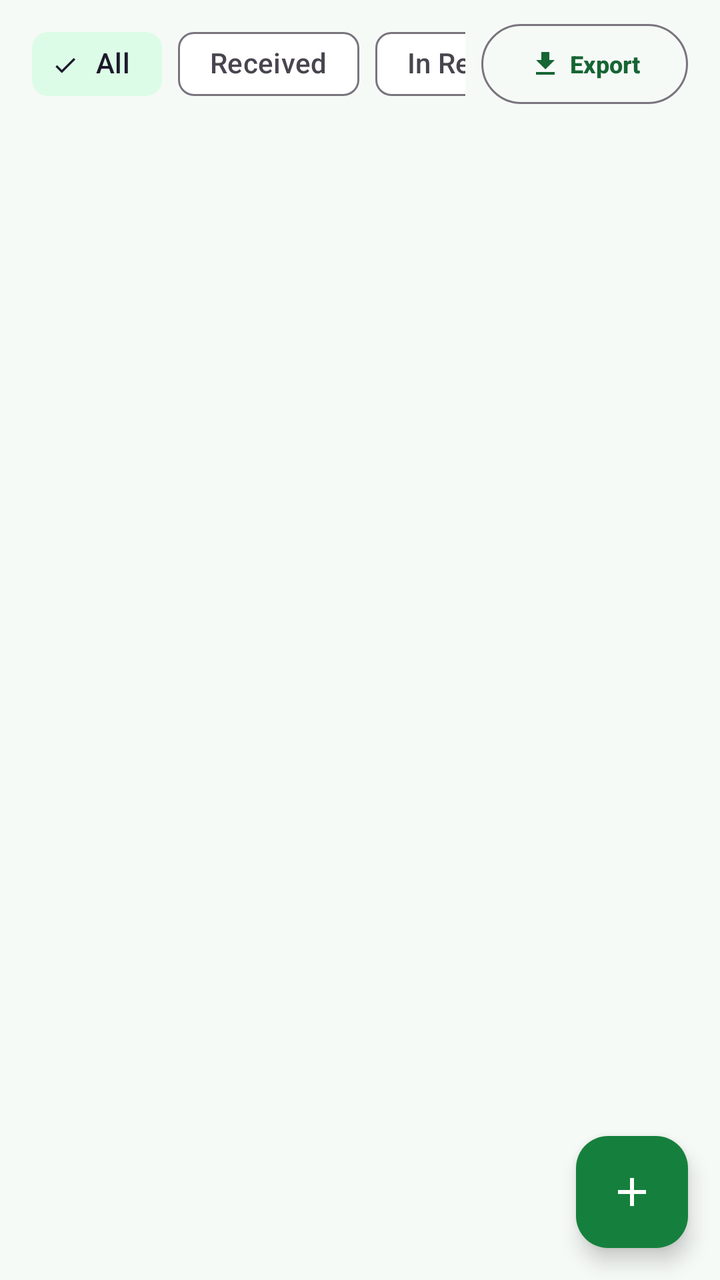
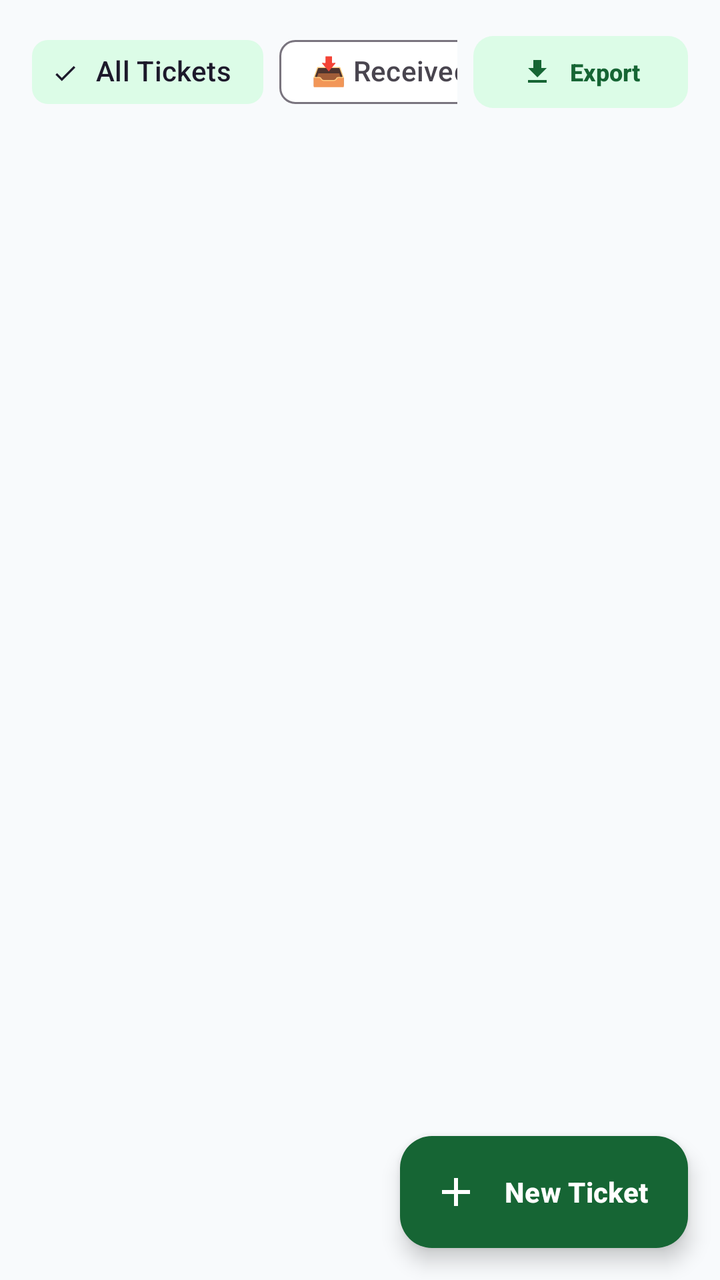

The first picture is an Android layout as it rendered before a commit; the second is the same layout after the commit. The layout source and the unified diff follow.
<!-- AndroidManifest.xml: application theme Theme.MobileShopkeeper -->
<!-- res/layout/fragment_repairs.xml -->
<?xml version="1.0" encoding="utf-8"?>
<androidx.coordinatorlayout.widget.CoordinatorLayout xmlns:android="http://schemas.android.com/apk/res/android"
    xmlns:app="http://schemas.android.com/apk/res-auto"
    android:layout_width="match_parent" android:layout_height="match_parent">
    <LinearLayout android:layout_width="match_parent" android:layout_height="match_parent"
        android:orientation="vertical">
        <LinearLayout
            android:layout_width="match_parent"
            android:layout_height="wrap_content"
            android:orientation="horizontal"
            android:gravity="center_vertical"
            android:paddingHorizontal="16dp"
            android:paddingTop="8dp">

            <HorizontalScrollView
                android:layout_width="0dp"
                android:layout_height="wrap_content"
                android:layout_weight="1"
                android:scrollbars="none">
                <com.google.android.material.chip.ChipGroup android:id="@+id/chipGroupStatus"
                    android:layout_width="wrap_content" android:layout_height="wrap_content"
                    app:singleSelection="true">
                    <com.google.android.material.chip.Chip android:id="@+id/chipAllRepairs"
                        style="@style/Widget.Material3.Chip.Filter" android:layout_width="wrap_content"
                        android:layout_height="wrap_content" android:text="All" android:checked="true"/>
                    <com.google.android.material.chip.Chip android:id="@+id/chipReceived"
                        style="@style/Widget.Material3.Chip.Filter" android:layout_width="wrap_content"
                        android:layout_height="wrap_content" android:text="Received"/>
                    <com.google.android.material.chip.Chip android:id="@+id/chipInRepair"
                        style="@style/Widget.Material3.Chip.Filter" android:layout_width="wrap_content"
                        android:layout_height="wrap_content" android:text="In Repair"/>
                    <com.google.android.material.chip.Chip android:id="@+id/chipCompleted"
                        style="@style/Widget.Material3.Chip.Filter" android:layout_width="wrap_content"
                        android:layout_height="wrap_content" android:text="Completed"/>
                    <com.google.android.material.chip.Chip android:id="@+id/chipDelivered"
                        style="@style/Widget.Material3.Chip.Filter" android:layout_width="wrap_content"
                        android:layout_height="wrap_content" android:text="Delivered"/>
                </com.google.android.material.chip.ChipGroup>
            </HorizontalScrollView>

            <com.google.android.material.button.MaterialButton
                android:id="@+id/btnExportRepairs"
                style="@style/Widget.Material3.Button.OutlinedButton"
                android:layout_width="wrap_content"
                android:layout_height="wrap_content"
                android:layout_marginStart="8dp"
                android:text="Export"
                android:textSize="12sp"
                app:icon="@drawable/ic_export"
                app:iconSize="16dp"/>
        </LinearLayout>
        <androidx.recyclerview.widget.RecyclerView android:id="@+id/rvRepairs"
            android:layout_width="match_parent" android:layout_height="0dp"
            android:layout_weight="1" android:clipToPadding="false" android:padding="16dp"/>
    </LinearLayout>
    <com.google.android.material.floatingactionbutton.FloatingActionButton
        app:backgroundTint="@color/green_700"
        android:id="@+id/fabAddRepair" android:layout_width="wrap_content"
        android:layout_height="wrap_content" android:layout_gravity="bottom|end"
        android:layout_margin="16dp" android:contentDescription="New Repair"
        app:srcCompat="@drawable/ic_add" app:tint="@color/white"/>
</androidx.coordinatorlayout.widget.CoordinatorLayout>
<!-- resources referenced by this layout -->
<resources>
  <color name="green_700">#15803D</color>
  <color name="white">#FFFFFF</color>
  <!-- drawable ic_add (drawable) -->
  <vector xmlns:android="http://schemas.android.com/apk/res/android" android:width="24dp" android:height="24dp" android:viewportWidth="24" android:viewportHeight="24"><path android:fillColor="#FFFFFF" android:pathData="M19,13h-6v6h-2v-6L5,13v-2h6L11,5h2v6h6v2z"/></vector>
  <!-- drawable ic_export (drawable) -->
  <vector xmlns:android="http://schemas.android.com/apk/res/android"
      android:width="24dp"
      android:height="24dp"
      android:viewportWidth="24"
      android:viewportHeight="24">
    <path
        android:fillColor="#FF000000"
        android:pathData="M19,9h-4V3H9v6H5l7,7 7,-7zM5,18v2h14v-2H5z"/>
  </vector>
  <color name="green_800">#166534</color>
  <color name="green_100">#DCFCE7</color>
  <color name="green_900">#14532D</color>
  <color name="green_600">#16A34A</color>
  <color name="surface">#FFFFFF</color>
  <color name="text_primary">#1A2E22</color>
  <color name="background_light">#F6FAF7</color>
  <color name="error">#DC2626</color>
  <style name="Shape.MobileShop.Medium" parent="ShapeAppearance.Material3.MediumComponent">
          <item name="cornerSize">14dp</item>
      </style>
  <style name="Widget.MobileShop.Button" parent="Widget.Material3.Button">
          <item name="cornerRadius">14dp</item>
          <item name="android:textAllCaps">false</item>
          <item name="android:paddingTop">14dp</item>
          <item name="android:paddingBottom">14dp</item>
          <item name="android:textStyle">bold</item>
      </style>
  <style name="Widget.MobileShop.TextInput" parent="Widget.Material3.TextInputLayout.OutlinedBox">
          <item name="boxCornerRadiusTopStart">14dp</item>
          <item name="boxCornerRadiusTopEnd">14dp</item>
          <item name="boxCornerRadiusBottomStart">14dp</item>
          <item name="boxCornerRadiusBottomEnd">14dp</item>
          <item name="boxStrokeColor">@color/selector_input_stroke</item>
      </style>
  <style name="WindowAnimations">
          <item name="android:activityOpenEnterAnimation">@android:anim/fade_in</item>
          <item name="android:activityOpenExitAnimation">@android:anim/fade_out</item>
          <item name="android:activityCloseEnterAnimation">@android:anim/fade_in</item>
          <item name="android:activityCloseExitAnimation">@android:anim/fade_out</item>
      </style>
  <!-- unchanged entries left out for length: 1 -->
</resources>

<!-- the commit's change to res/layout/fragment_repairs.xml (unified diff, before → after) -->
@@ -1,62 +1,157 @@
 <?xml version="1.0" encoding="utf-8"?>
-<androidx.coordinatorlayout.widget.CoordinatorLayout xmlns:android="http://schemas.android.com/apk/res/android"
+<androidx.coordinatorlayout.widget.CoordinatorLayout
+    xmlns:android="http://schemas.android.com/apk/res/android"
     xmlns:app="http://schemas.android.com/apk/res-auto"
-    android:layout_width="match_parent" android:layout_height="match_parent">
-    <LinearLayout android:layout_width="match_parent" android:layout_height="match_parent"
+    xmlns:tools="http://schemas.android.com/tools"
+    android:layout_width="match_parent"
+    android:layout_height="match_parent"
+    android:background="#F8FAFC">
+
+    <LinearLayout
+        android:layout_width="match_parent"
+        android:layout_height="match_parent"
         android:orientation="vertical">
+
+        
         <LinearLayout
             android:layout_width="match_parent"
             android:layout_height="wrap_content"
             android:orientation="horizontal"
             android:gravity="center_vertical"
             android:paddingHorizontal="16dp"
-            android:paddingTop="8dp">
+            android:paddingTop="12dp"
+            android:paddingBottom="4dp">
 
             <HorizontalScrollView
                 android:layout_width="0dp"
                 android:layout_height="wrap_content"
                 android:layout_weight="1"
                 android:scrollbars="none">
-                <com.google.android.material.chip.ChipGroup android:id="@+id/chipGroupStatus"
-                    android:layout_width="wrap_content" android:layout_height="wrap_content"
+
+                <com.google.android.material.chip.ChipGroup
+                    android:id="@+id/chipGroupStatus"
+                    android:layout_width="wrap_content"
+                    android:layout_height="wrap_content"
                     app:singleSelection="true">
-                    <com.google.android.material.chip.Chip android:id="@+id/chipAllRepairs"
-                        style="@style/Widget.Material3.Chip.Filter" android:layout_width="wrap_content"
-                        android:layout_height="wrap_content" android:text="All" android:checked="true"/>
-                    <com.google.android.material.chip.Chip android:id="@+id/chipReceived"
-                        style="@style/Widget.Material3.Chip.Filter" android:layout_width="wrap_content"
-                        android:layout_height="wrap_content" android:text="Received"/>
-                    <com.google.android.material.chip.Chip android:id="@+id/chipInRepair"
-                        style="@style/Widget.Material3.Chip.Filter" android:layout_width="wrap_content"
-                        android:layout_height="wrap_content" android:text="In Repair"/>
-                    <com.google.android.material.chip.Chip android:id="@+id/chipCompleted"
-                        style="@style/Widget.Material3.Chip.Filter" android:layout_width="wrap_content"
-                        android:layout_height="wrap_content" android:text="Completed"/>
-                    <com.google.android.material.chip.Chip android:id="@+id/chipDelivered"
-                        style="@style/Widget.Material3.Chip.Filter" android:layout_width="wrap_content"
-                        android:layout_height="wrap_content" android:text="Delivered"/>
+
+                    <com.google.android.material.chip.Chip
+                        android:id="@+id/chipAllRepairs"
+                        style="@style/Widget.Material3.Chip.Filter"
+                        android:layout_width="wrap_content"
+                        android:layout_height="wrap_content"
+                        android:text="All Tickets"
+                        android:checked="true"/>
+
+                    <com.google.android.material.chip.Chip
+                        android:id="@+id/chipReceived"
+                        style="@style/Widget.Material3.Chip.Filter"
+                        android:layout_width="wrap_content"
+                        android:layout_height="wrap_content"
+                        android:text="📥 Received"/>
+
+                    <com.google.android.material.chip.Chip
+                        android:id="@+id/chipInRepair"
+                        style="@style/Widget.Material3.Chip.Filter"
+                        android:layout_width="wrap_content"
+                        android:layout_height="wrap_content"
+                        android:text="🔧 In Repair"/>
+
+                    <com.google.android.material.chip.Chip
+                        android:id="@+id/chipCompleted"
+                        style="@style/Widget.Material3.Chip.Filter"
+                        android:layout_width="wrap_content"
+                        android:layout_height="wrap_content"
+                        android:text="✅ Ready"/>
+
+                    <com.google.android.material.chip.Chip
+                        android:id="@+id/chipDelivered"
+                        style="@style/Widget.Material3.Chip.Filter"
+                        android:layout_width="wrap_content"
+                        android:layout_height="wrap_content"
+                        android:text="📦 Delivered"/>
                 </com.google.android.material.chip.ChipGroup>
             </HorizontalScrollView>
 
             <com.google.android.material.button.MaterialButton
                 android:id="@+id/btnExportRepairs"
-                style="@style/Widget.Material3.Button.OutlinedButton"
+                style="@style/Widget.Material3.Button.TonalButton"
                 android:layout_width="wrap_content"
-                android:layout_height="wrap_content"
+                android:layout_height="44dp"
                 android:layout_marginStart="8dp"
                 android:text="Export"
                 android:textSize="12sp"
+                android:textColor="@color/green_800"
                 app:icon="@drawable/ic_export"
-                app:iconSize="16dp"/>
+                app:iconTint="@color/green_800"
+                app:iconSize="16dp"
+                app:cornerRadius="10dp"/>
         </LinearLayout>
-        <androidx.recyclerview.widget.RecyclerView android:id="@+id/rvRepairs"
-            android:layout_width="match_parent" android:layout_height="0dp"
-            android:layout_weight="1" android:clipToPadding="false" android:padding="16dp"/>
+
+        
+        <FrameLayout
+            android:layout_width="match_parent"
+            android:layout_height="0dp"
+            android:layout_weight="1">
+
+            <androidx.recyclerview.widget.RecyclerView
+                android:id="@+id/rvRepairs"
+                android:layout_width="match_parent"
+                android:layout_height="match_parent"
+                android:clipToPadding="false"
+                android:paddingHorizontal="16dp"
+                android:paddingTop="8dp"
+                android:paddingBottom="84dp"/>
+
+            <LinearLayout
+                android:id="@+id/layoutEmptyRepairs"
+                android:layout_width="wrap_content"
+                android:layout_height="wrap_content"
+                android:layout_gravity="center"
+                android:orientation="vertical"
+                android:gravity="center"
+                android:padding="24dp"
+                android:visibility="gone">
+
+                <ImageView
+                    android:layout_width="80dp"
+                    android:layout_height="80dp"
+                    android:src="@drawable/ic_repair"
+                    android:alpha="0.3"
+                    app:tint="@color/green_800"/>
+
+                <TextView
+                    android:layout_width="wrap_content"
+                    android:layout_height="wrap_content"
+                    android:text="No repair tickets found"
+                    android:textSize="17sp"
+                    android:textStyle="bold"
+                    android:textColor="#334155"
+                    android:layout_marginTop="16dp"/>
+
+                <TextView
+                    android:layout_width="wrap_content"
+                    android:layout_height="wrap_content"
+                    android:text="Tap + New Ticket to book a customer device repair."
+                    android:textSize="13sp"
+                    android:textColor="#64748B"
+                    android:layout_marginTop="4dp"/>
+            </LinearLayout>
+        </FrameLayout>
     </LinearLayout>
-    <com.google.android.material.floatingactionbutton.FloatingActionButton
-        app:backgroundTint="@color/green_700"
-        android:id="@+id/fabAddRepair" android:layout_width="wrap_content"
-        android:layout_height="wrap_content" android:layout_gravity="bottom|end"
-        android:layout_margin="16dp" android:contentDescription="New Repair"
-        app:srcCompat="@drawable/ic_add" app:tint="@color/white"/>
+
+    <com.google.android.material.floatingactionbutton.ExtendedFloatingActionButton
+        android:id="@+id/fabAddRepair"
+        android:layout_width="wrap_content"
+        android:layout_height="wrap_content"
+        android:layout_gravity="bottom|end"
+        android:layout_margin="16dp"
+        android:text="New Ticket"
+        android:textColor="@color/white"
+        android:textStyle="bold"
+        app:icon="@drawable/ic_add"
+        app:iconTint="@color/white"
+        app:backgroundTint="@color/green_800"
+        app:elevation="4dp"
+        android:contentDescription="New Repair Ticket"/>
+
 </androidx.coordinatorlayout.widget.CoordinatorLayout>
<!-- resource entries referenced after the edit -->
@@ -1,6 +1,5 @@
 <!-- resources referenced by this layout -->
 <resources>
-  <color name="green_700">#15803D</color>
   <color name="white">#FFFFFF</color>
   <!-- drawable ic_add (drawable) -->
   <vector xmlns:android="http://schemas.android.com/apk/res/android" android:width="24dp" android:height="24dp" android:viewportWidth="24" android:viewportHeight="24"><path android:fillColor="#FFFFFF" android:pathData="M19,13h-6v6h-2v-6L5,13v-2h6L11,5h2v6h6v2z"/></vector>
@@ -14,6 +13,8 @@
         android:fillColor="#FF000000"
         android:pathData="M19,9h-4V3H9v6H5l7,7 7,-7zM5,18v2h14v-2H5z"/>
   </vector>
+  <!-- drawable ic_repair (drawable) -->
+  <vector xmlns:android="http://schemas.android.com/apk/res/android" android:width="24dp" android:height="24dp" android:viewportWidth="24" android:viewportHeight="24"><path android:fillColor="#FFFFFF" android:pathData="M22.7,19l-9.1,-9.1c0.9,-2.3 0.4,-5 -1.5,-6.9 -2,-2 -5,-2.4 -7.4,-1.3L9,6 6,9 1.6,4.7C0.4,7.1 0.9,10.1 2.9,12.1c1.9,1.9 4.6,2.4 6.9,1.5l9.1,9.1c0.4,0.4 1,0.4 1.4,0l2.3,-2.3c0.5,-0.4 0.5,-1.1 0.1,-1.4z"/></vector>
   <color name="green_800">#166534</color>
   <color name="green_100">#DCFCE7</color>
   <color name="green_900">#14532D</color>
